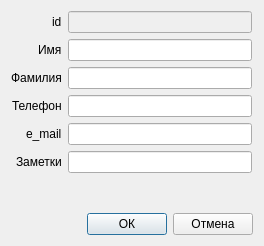
First picture: the form in fmCh.ui, repository rinarose3/AddressBook, before the edit.
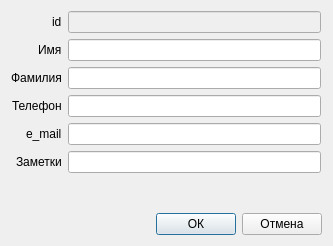
Second picture: the form after the edit. Icons and pictures are not drawn.

Commit message: сделали создание базы и вынесли форму в отдельные модули

The edit to the form file:
```diff
--- a/fmCh.ui
+++ b/fmCh.ui
@@ -6,7 +6,7 @@
    <rect>
     <x>0</x>
     <y>0</y>
-    <width>264</width>
+    <width>333</width>
     <height>246</height>
    </rect>
   </property>
```
Left out of the diff: 14 changed lines with no effect on the pictures. The commit also changes 2 other files.
